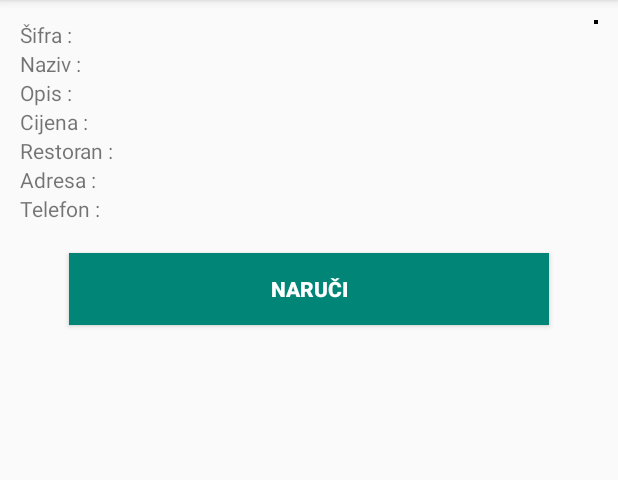
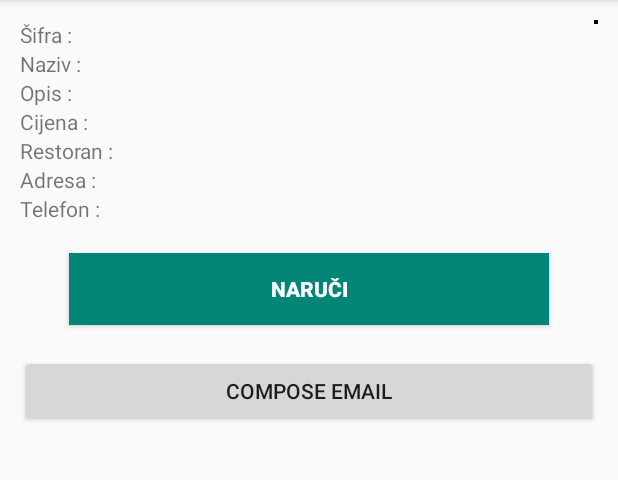
Before and after one commit to alagregor/egablec, an Android app: the DetailView screen opened directly, with no data from a screen before it, after a tap on "NARUČI", on a phone screen of 412 x 824 dp, the part 84-564 px from its top. Run offline under Robolectric (Android 15) with nearby library versions, the phone set to English and light mode, and no system bars.

Commit message:
Gablec suggest

```diff
--- a/app/src/main/java/hr/foi/alagregor/egablec/DetailView.java
+++ b/app/src/main/java/hr/foi/alagregor/egablec/DetailView.java
@@ -5,6 +5,7 @@ import android.support.v7.app.AppCompatActivity;
 
 import android.content.Intent;
 import android.os.Bundle;
+import android.util.Log;
 import android.view.View;
 import android.widget.Button;
 import android.widget.ImageView;
@@ -40,15 +41,6 @@ public class DetailView extends AppCompatActivity {
         super.onCreate(savedInstanceState);
         setContentView(R.layout.singleitemview);
 
-        b1=(Button)findViewById(R.id.button);
-
-        b1.setOnClickListener(new View.OnClickListener() {
-            @Override
-            public void onClick(View v) {
-                call();
-            }
-        });
-
         // Get the intent from ListViewAdapter
         Intent i = getIntent();
         // Get the results of sifra
@@ -65,6 +57,22 @@ public class DetailView extends AppCompatActivity {
         restaurant_adress = i.getStringExtra("restaurant_adress");
         // Get the results of restaurant_phone
         restaurant_phone = i.getStringExtra("restaurant_phone");
+
+        b1=(Button)findViewById(R.id.button);
+        b1.setOnClickListener(new View.OnClickListener() {
+            @Override
+            public void onClick(View v) {
+                call("tel:" + restaurant_phone);
+            }
+        });
+
+        Button startBtn = (Button) findViewById(R.id.sendEmail);
+        startBtn.setOnClickListener(new View.OnClickListener() {
+            public void onClick(View view) {
+                sendEmail();
+            }
+        });
+
         // Get the results of image
         image = i.getIntExtra("image", image);
 
@@ -93,8 +101,8 @@ public class DetailView extends AppCompatActivity {
         viewimage.setImageResource(image);
     }
 
-    public void call() {
-        Intent in=new Intent(Intent.ACTION_CALL, Uri.parse("tel:0989359398"));
+    public void call(String tel) {
+        Intent in=new Intent(Intent.ACTION_CALL, Uri.parse(tel));
         try{
             startActivity(in);
         }
@@ -104,4 +112,27 @@ public class DetailView extends AppCompatActivity {
         }
     }
 
+    protected void sendEmail() {
+        Log.i("Send email", "");
+        String[] TO = {""};
+        String[] CC = {""};
+        Intent emailIntent = new Intent(Intent.ACTION_SEND);
+
+        emailIntent.setData(Uri.parse("mailto:"));
+        emailIntent.setType("text/plain");
+        emailIntent.putExtra(Intent.EXTRA_EMAIL, TO);
+        emailIntent.putExtra(Intent.EXTRA_CC, CC);
+        emailIntent.putExtra(Intent.EXTRA_SUBJECT, "Your subject");
+        emailIntent.putExtra(Intent.EXTRA_TEXT, "Email message goes here");
+
+        try {
+            startActivity(Intent.createChooser(emailIntent, "Send mail..."));
+            finish();
+            Log.i("Finished sending email...", "");
+        }
+        catch (android.content.ActivityNotFoundException ex) {
+            Toast.makeText(DetailView.this, "There is no email client installed.", Toast.LENGTH_SHORT).show();
+        }
+    }
+
 }
--- a/app/src/main/res/layout/singleitemview.xml
+++ b/app/src/main/res/layout/singleitemview.xml
@@ -117,6 +117,13 @@
         android:textColorHint="#ffffff"
         android:textStyle="bold" />
 
+    <Button
+        android:id="@+id/sendEmail"
+        android:layout_width="fill_parent"
+        android:layout_height="wrap_content"
+        android:layout_below="@+id/button"
+        android:text="@string/compose_email"/>
+
     <ImageView
         android:id="@+id/image"
         android:layout_width="wrap_content"
--- a/app/src/main/res/values/strings.xml
+++ b/app/src/main/res/values/strings.xml
@@ -11,4 +11,5 @@
     <string name="restaurant_titlelabel">"Restoran : "</string>
     <string name="restaurant_adresslabel">"Adresa : "</string>
     <string name="restaurant_phonelabel">"Telefon : "</string>
+    <string name="compose_email">Compose Email</string>
 </resources>
```
